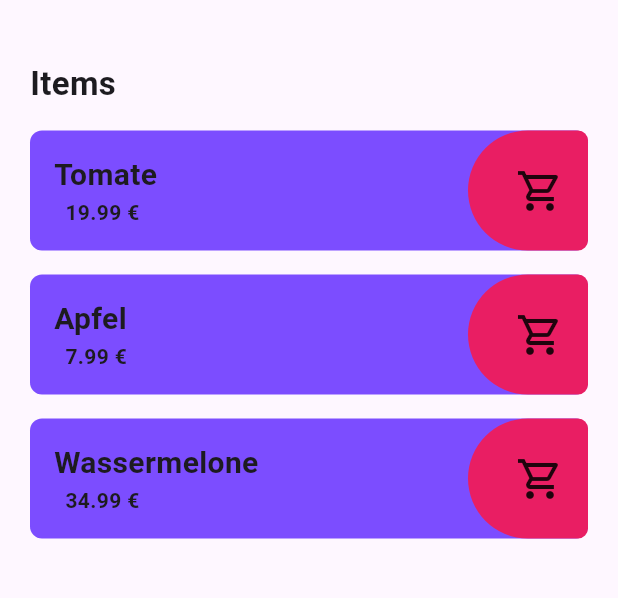
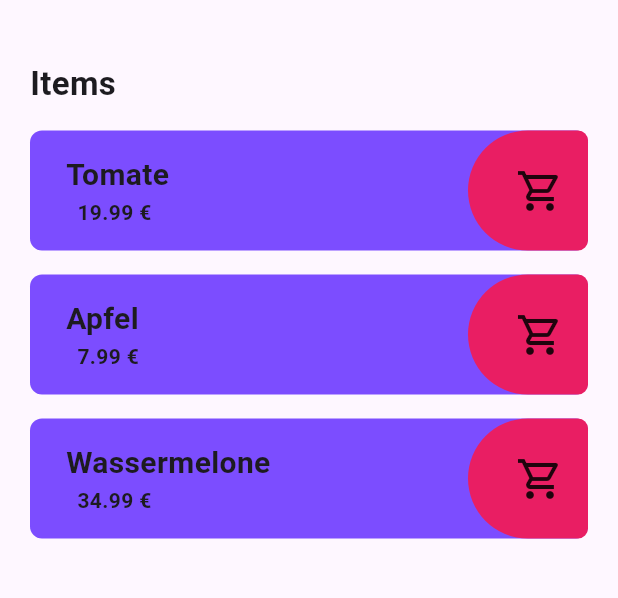
Before and after one commit to arthur892/simple_beautiful_shopping_list, a Flutter app: the screen it shows after launch, on a phone screen of 412 x 824 dp, the part 84-682 px from its top. Run offline on Flutter 3.47's test engine with Material 3 defaults, Android fonts, the light colour scheme and no system bars.

Commit message:
Small change to make even look gooder.

```diff
--- a/lib/shopping_item.dart
+++ b/lib/shopping_item.dart
@@ -18,7 +18,7 @@ class ShoppingItem extends StatelessWidget {
       child: Row(
         crossAxisAlignment: CrossAxisAlignment.center,
         children: [
-          const SizedBox(width: 16),
+          const SizedBox(width: 24),
           ShoppingItemNameAndPrice(name: name, price: price),
           const Spacer(),
           const ShoppingCartButtonLukas(),
```
